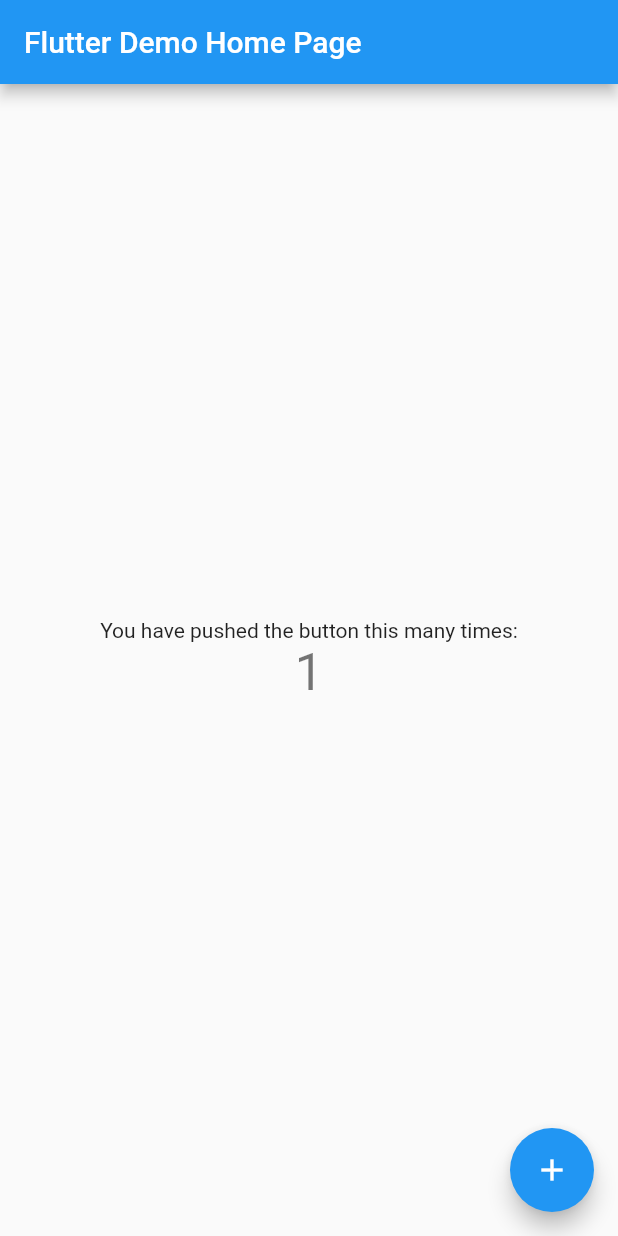
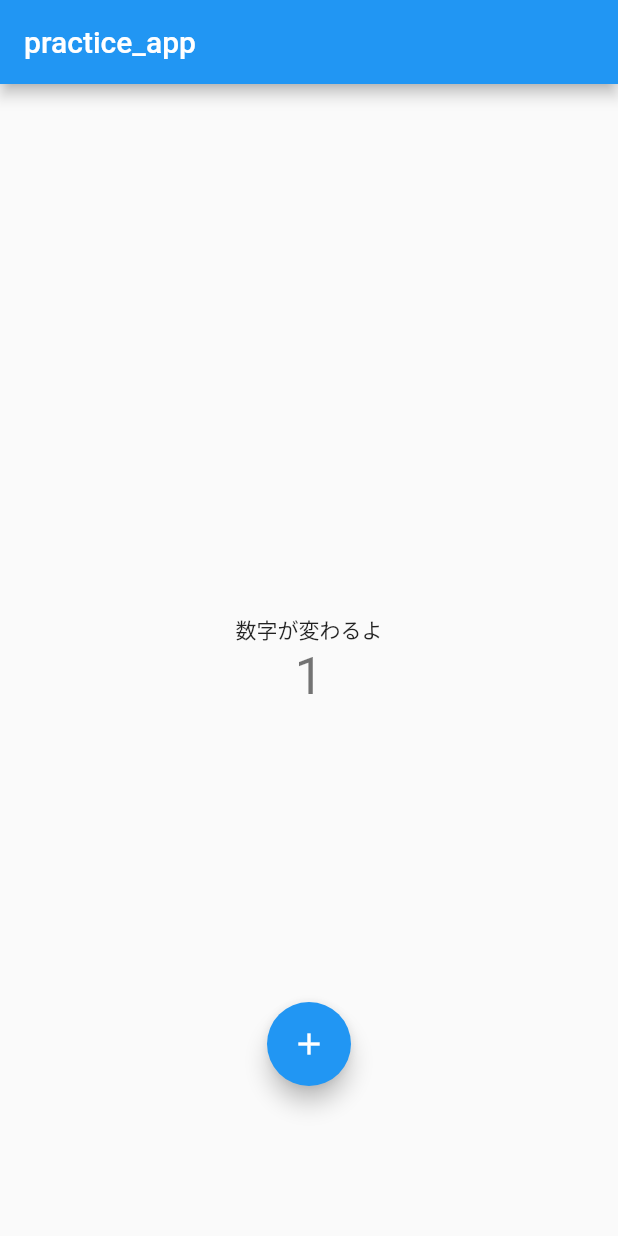
Before and after one commit to masakikono/practice_app, a Flutter app: the screen it shows after launch, after a tap on the "add" icon, on a phone screen of 412 x 824 dp. Run offline on Flutter 3.47's test engine with Material 2 defaults, Android fonts, the phone set to English and light mode, and no system bars.

Commit message:
add: change the text

```diff
--- a/lib/main.dart
+++ b/lib/main.dart
@@ -11,35 +11,18 @@ class MyApp extends StatelessWidget {
   @override
   Widget build(BuildContext context) {
     return MaterialApp(
-      title: 'Flutter Demo',
+      debugShowCheckedModeBanner: false,
       theme: ThemeData(
-        // This is the theme of your application.
-        //
-        // Try running your application with "flutter run". You'll see the
-        // application has a blue toolbar. Then, without quitting the app, try
-        // changing the primarySwatch below to Colors.green and then invoke
-        // "hot reload" (press "r" in the console where you ran "flutter run",
-        // or simply save your changes to "hot reload" in a Flutter IDE).
-        // Notice that the counter didn't reset back to zero; the application
-        // is not restarted.
+
         primarySwatch: Colors.blue,
       ),
-      home: const MyHomePage(title: 'Flutter Demo Home Page'),
+      home: const MyHomePage(title: 'practice_app'),
     );
   }
 }
 
 class MyHomePage extends StatefulWidget {
   const MyHomePage({Key? key, required this.title}) : super(key: key);
-
-  // This widget is the home page of your application. It is stateful, meaning
-  // that it has a State object (defined below) that contains fields that affect
-  // how it looks.
-
-  // This class is the configuration for the state. It holds the values (in this
-  // case the title) provided by the parent (in this case the App widget) and
-  // used by the build method of the State. Fields in a Widget subclass are
-  // always marked "final".
 
   final String title;
 
@@ -48,55 +31,31 @@ class MyHomePage extends StatefulWidget {
 }
 
 class _MyHomePageState extends State<MyHomePage> {
-  int _counter = 0;
+  int _counter = -1;
 
-  void _incrementCounter() {
+  @override
+  void initState() {
     setState(() {
-      // This call to setState tells the Flutter framework that something has
-      // changed in this State, which causes it to rerun the build method below
-      // so that the display can reflect the updated values. If we changed
-      // _counter without calling setState(), then the build method would not be
-      // called again, and so nothing would appear to happen.
-      _counter++;
+      _counter ++;
     });
   }
 
   @override
   Widget build(BuildContext context) {
-    // This method is rerun every time setState is called, for instance as done
-    // by the _incrementCounter method above.
-    //
-    // The Flutter framework has been optimized to make rerunning build methods
-    // fast, so that you can just rebuild anything that needs updating rather
-    // than having to individually change instances of widgets.
+
     return Scaffold(
       appBar: AppBar(
-        // Here we take the value from the MyHomePage object that was created by
-        // the App.build method, and use it to set our appbar title.
+
         title: Text(widget.title),
       ),
       body: Center(
-        // Center is a layout widget. It takes a single child and positions it
-        // in the middle of the parent.
+
         child: Column(
-          // Column is also a layout widget. It takes a list of children and
-          // arranges them vertically. By default, it sizes itself to fit its
-          // children horizontally, and tries to be as tall as its parent.
-          //
-          // Invoke "debug painting" (press "p" in the console, choose the
-          // "Toggle Debug Paint" action from the Flutter Inspector in Android
-          // Studio, or the "Toggle Debug Paint" command in Visual Studio Code)
-          // to see the wireframe for each widget.
-          //
-          // Column has various properties to control how it sizes itself and
-          // how it positions its children. Here we use mainAxisAlignment to
-          // center the children vertically; the main axis here is the vertical
-          // axis because Columns are vertical (the cross axis would be
-          // horizontal).
+
           mainAxisAlignment: MainAxisAlignment.center,
           children: <Widget>[
             const Text(
-              'You have pushed the button this many times:',
+              '数字が変わるよ',
             ),
             Text(
               '$_counter',
@@ -105,11 +64,15 @@ class _MyHomePageState extends State<MyHomePage> {
           ],
         ),
       ),
-      floatingActionButton: FloatingActionButton(
-        onPressed: _incrementCounter,
-        tooltip: 'Increment',
-        child: const Icon(Icons.add),
-      ), // This trailing comma makes auto-formatting nicer for build methods.
+      floatingActionButtonLocation: FloatingActionButtonLocation.centerDocked,
+      floatingActionButton: Padding(
+        padding: EdgeInsets.all(100),
+        child: FloatingActionButton(
+          onPressed: initState,
+          tooltip: 'Increment',
+          child: const Icon(Icons.add),
+        ),
+      )
     );
   }
 }
```
